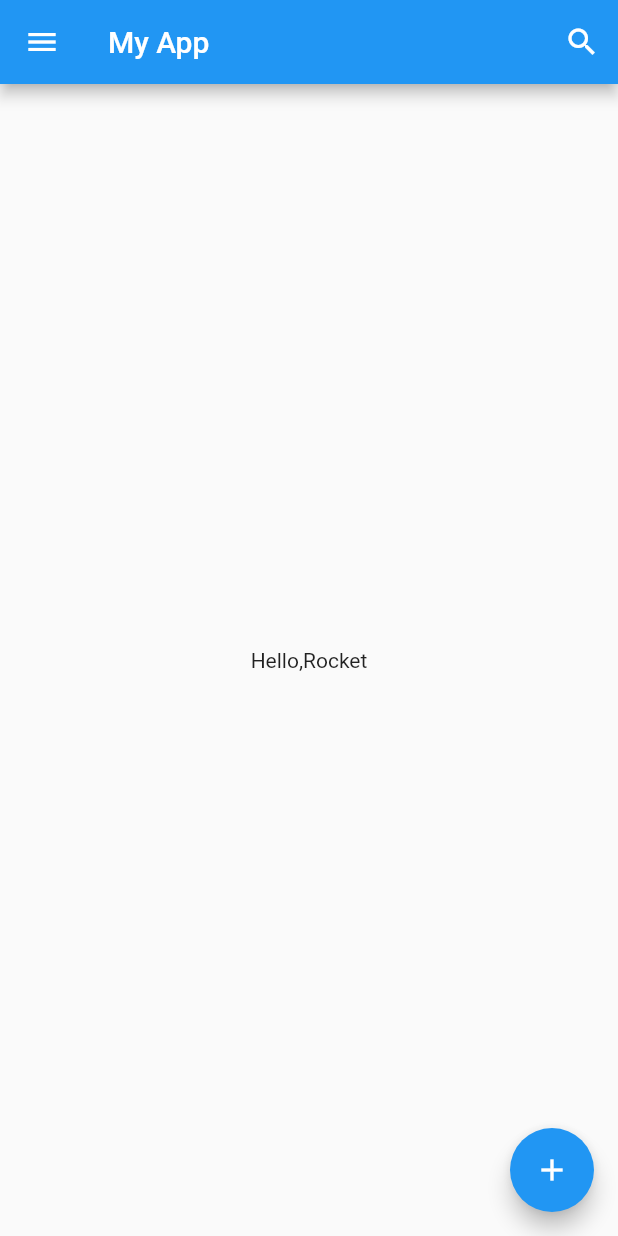
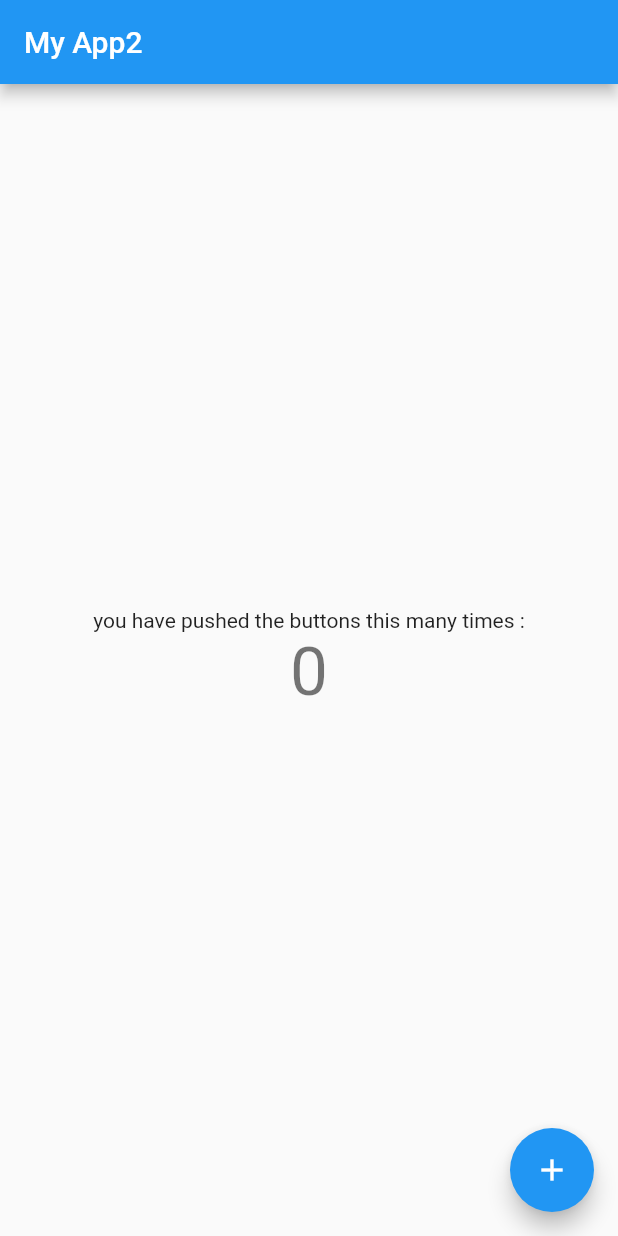
Before and after one commit to ZakaryaRoohi/flutterapp, a Flutter app: the screen it shows after launch, on a phone screen of 412 x 824 dp. Run offline on Flutter 3.47's test engine with Material 2 defaults, Android fonts, the phone set to English and light mode, and no system bars.

Commit message:
use stateFull and update counter by press button

```diff
--- a/lib/main.dart
+++ b/lib/main.dart
@@ -1,45 +1,67 @@
 import 'package:flutter/material.dart';
 
-void main() => runApp(new myApp());
+void main()=> runApp(new MyApp());
 
-class myApp extends StatelessWidget {
+
+class MyApp extends StatelessWidget{
   @override
   Widget build(BuildContext context) {
-    // throw UnimplementedError();
-    return MaterialApp(home: AppHome(), debugShowCheckedModeBanner: false);
+   return new MaterialApp(
+     debugShowCheckedModeBanner: false,
+     title: 'My App',
+     home: new MyHomePage(
+       title: 'My App2'
+     ),
+   );
+  }
+
+}
+
+class MyHomePage extends StatefulWidget{
+
+  final String title;
+
+  MyHomePage({required this.title});
+
+  @override
+  State<StatefulWidget> createState() {
+   return new MyHomePageState();
+  }
+
+
+}
+class MyHomePageState extends State<MyHomePage>{
+  int counter = 0;
+
+  @override
+  Widget build(BuildContext context) {
+    return new Scaffold(
+      appBar: new AppBar(
+        title: new Text(widget.title),
+      ),
+      body: new Center(
+        child: new Column(
+          mainAxisAlignment: MainAxisAlignment.center,
+          children: [
+            new Text("you have pushed the buttons this many times :"),
+            new Text("$counter",
+              style:  Theme.of(context).textTheme.display2,)
+          ],
+        ),
+      ),
+      floatingActionButton: new FloatingActionButton(
+          child: Icon(Icons.add),
+          onPressed: (){
+            setState(() {
+              ++counter;
+            });
+            print(counter);
+          }),
+    );
   }
 }
 
-class AppHome extends StatelessWidget {
-  @override
-  Widget build(BuildContext context) {
-    // throw UnimplementedError();
-    return new Scaffold(
-      appBar: AppBar(
-        leading: new IconButton(
-          onPressed: () {
-            print("pressed navigate");
-          },
-          icon: Icon(Icons.menu),
-          tooltip: "Navigation menu",
-        ),
-        title: new Text("My App"),
-        actions: <Widget>[
-          new IconButton(
-            onPressed: () {
-              print("pressed search");
-            },
-            icon: Icon(Icons.search),
-            tooltip: "Navigation menu",
-          )
-        ],
-      ),
-      body: new Center(child: new Text("Hello,Rocket")),
-      floatingActionButton: new FloatingActionButton(
-          tooltip: "Add", child: Icon(Icons.add), onPressed: null),
-    );
-  }
-}
+
 
 // import 'package:flutter/material.dart';
 //
```
